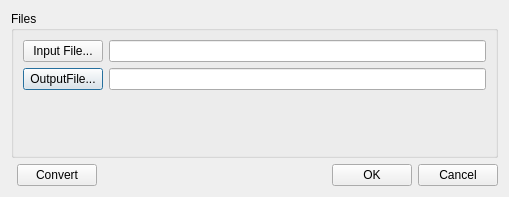
Qt form GaitSymQt/DialogConvertFile.ui (wol101/GaitSym5) before a commit.
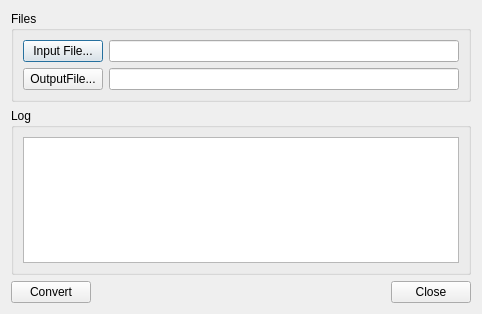
The same form after that commit. Custom widgets are drawn as their Qt base class.

Commit message: Reworking the file conversion

```diff
--- a/GaitSymQt/DialogConvertFile.ui
+++ b/GaitSymQt/DialogConvertFile.ui
@@ -6,30 +6,20 @@
    <rect>
     <x>0</x>
     <y>0</y>
-    <width>509</width>
-    <height>197</height>
+    <width>482</width>
+    <height>314</height>
    </rect>
   </property>
   <property name="windowTitle">
    <string>Dialog</string>
   </property>
-  <layout class="QGridLayout" name="gridLayout_2">
-   <item row="0" column="0" colspan="5">
+  <layout class="QGridLayout" name="gridLayout_3">
+   <item row="0" column="0" colspan="3">
     <widget class="QGroupBox" name="groupBox">
      <property name="title">
       <string>Files</string>
      </property>
      <layout class="QGridLayout" name="gridLayout">
-      <item row="1" column="0">
-       <widget class="QPushButton" name="pushButtonOutputFile">
-        <property name="text">
-         <string>OutputFile...</string>
-        </property>
-       </widget>
-      </item>
-      <item row="1" column="1">
-       <widget class="LineEditPath" name="lineEditOutputFile"/>
-      </item>
       <item row="0" column="0">
        <widget class="QPushButton" name="pushButtonInputFile">
         <property name="text">
@@ -37,36 +27,35 @@
         </property>
        </widget>
       </item>
+      <item row="1" column="1">
+       <widget class="LineEditPath" name="lineEditOutputFile"/>
+      </item>
       <item row="0" column="1">
        <widget class="LineEditPath" name="lineEditInputFile"/>
       </item>
-      <item row="2" column="0">
-       <spacer name="verticalSpacer">
-        <property name="orientation">
-         <enum>Qt::Vertical</enum>
+      <item row="1" column="0">
+       <widget class="QPushButton" name="pushButtonOutputFile">
+        <property name="text">
+         <string>OutputFile...</string>
         </property>
-        <property name="sizeHint" stdset="0">
-         <size>
-          <width>20</width>
-          <height>40</height>
-         </size>
-        </property>
-       </spacer>
+       </widget>
       </item>
      </layout>
     </widget>
    </item>
-   <item row="1" column="3">
-    <widget class="QPushButton" name="pushButtonOK">
-     <property name="toolTip">
-      <string>&lt;html&gt;&lt;head/&gt;&lt;body&gt;&lt;p&gt;Convert file and close dialog&lt;/p&gt;&lt;/body&gt;&lt;/html&gt;</string>
+   <item row="1" column="0" colspan="3">
+    <widget class="QGroupBox" name="groupBox_2">
+     <property name="title">
+      <string>Log</string>
      </property>
-     <property name="text">
-      <string>OK</string>
-     </property>
+     <layout class="QGridLayout" name="gridLayout_2">
+      <item row="0" column="0">
+       <widget class="QPlainTextEdit" name="plainTextEdit"/>
+      </item>
+     </layout>
     </widget>
    </item>
-   <item row="1" column="1">
+   <item row="2" column="0">
     <widget class="QPushButton" name="pushButtonConvert">
      <property name="toolTip">
       <string>&lt;html&gt;&lt;head/&gt;&lt;body&gt;&lt;p&gt;Convert file and leave dialog open&lt;/p&gt;&lt;/body&gt;&lt;/html&gt;</string>
@@ -76,14 +65,7 @@
      </property>
     </widget>
    </item>
-   <item row="1" column="4">
-    <widget class="QPushButton" name="pushButtonCancel">
-     <property name="text">
-      <string>Cancel</string>
-     </property>
-    </widget>
-   </item>
-   <item row="1" column="2">
+   <item row="2" column="1">
     <spacer name="horizontalSpacer">
      <property name="orientation">
       <enum>Qt::Horizontal</enum>
@@ -96,6 +78,13 @@
      </property>
     </spacer>
    </item>
+   <item row="2" column="2">
+    <widget class="QPushButton" name="pushButtonClose">
+     <property name="text">
+      <string>Close</string>
+     </property>
+    </widget>
+   </item>
   </layout>
  </widget>
  <customwidgets>
```
Left out of the diff: 3 changed lines with no effect on the pictures. The commit also changes 2 other files.
